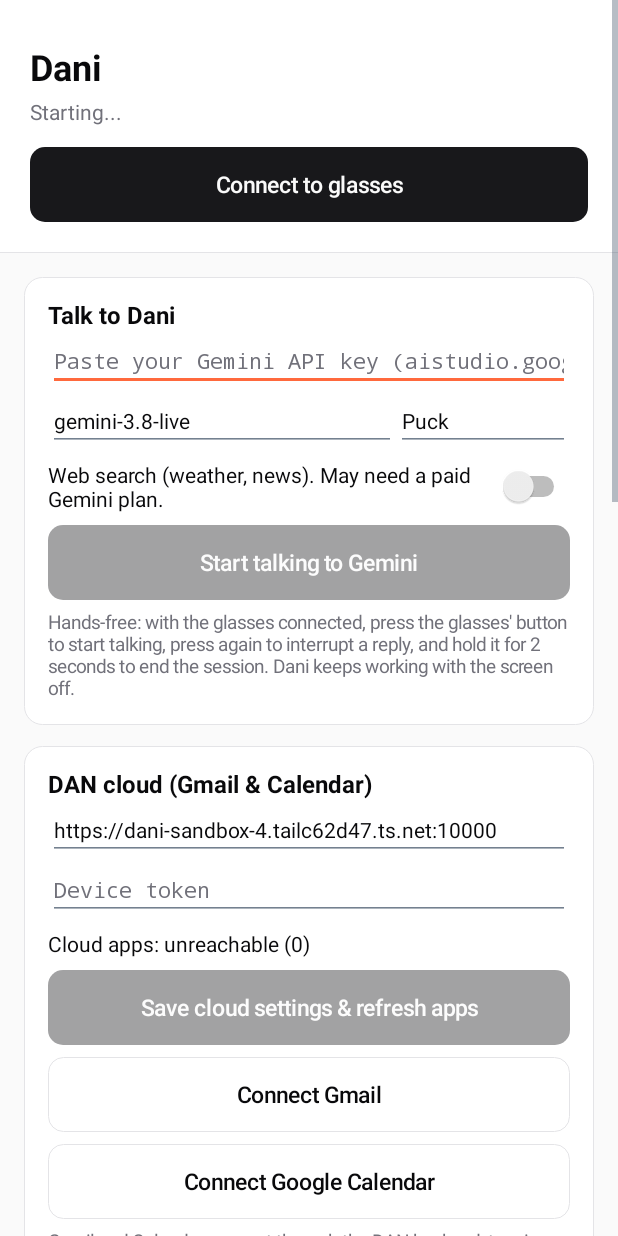
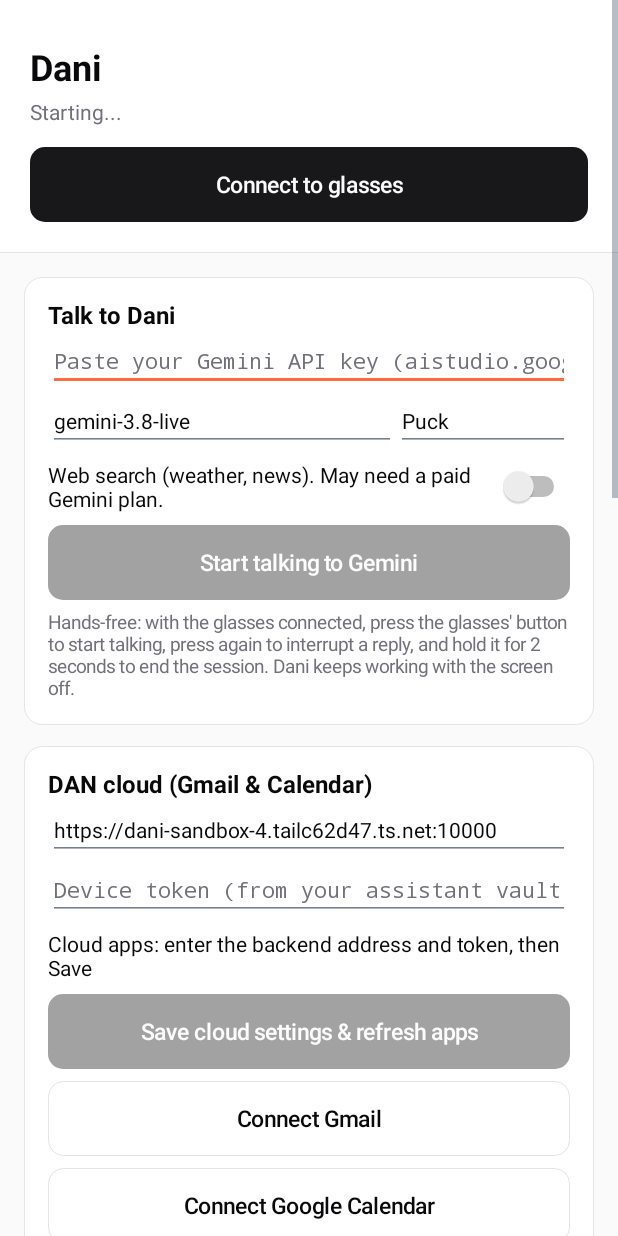
Before and after one commit to Dan-Labs-Agi/Dexi-on-fon, an Android app: the screen it shows after launch (SettingsActivity), after a tap on an icon or button, on a phone screen of 412 x 824 dp. Run offline under Robolectric (Android 15) with nearby library versions, the phone set to English and light mode, and no system bars; 6 statements that could not run were skipped.

Commit message:
Fix log readability, settings auto-save, cloud error guidance
- Log was white text on a near-white card: now light gray on a dark card.
- Settings only saved when specific buttons were tapped; typing a key or
  token and leaving lost it. Both forms now auto-save on leaving Settings.
- Cloud failures showed raw codes; now they say what to do (401 = paste the
  current device token, 0 = enter backend address and token first).
- Apps list no longer shows optional unconnected apps (github) as failures.
- Orb screen detects missing setup and says exactly what to do.
Version 0.2.2 (versionCode 4).

```diff
--- a/app/build.gradle.kts
+++ b/app/build.gradle.kts
@@ -11,8 +11,8 @@ android {
         applicationId = "com.danny.glasses"
         minSdk = 31          // Android 12+: the new Bluetooth permissions
         targetSdk = 34
-        versionCode = 3
-        versionName = "0.2.1"
+        versionCode = 4
+        versionName = "0.2.2"
     }
 
     buildTypes {
--- a/app/src/main/java/com/danny/glasses/MainActivity.kt
+++ b/app/src/main/java/com/danny/glasses/MainActivity.kt
@@ -63,6 +63,7 @@ class MainActivity : Activity(), DaniService.Ui {
         super.onStart()
         bindService(Intent(this, DaniService::class.java), connection, BIND_AUTO_CREATE)
         main.post(stateTicker)
+        onStateChanged()   // pick up anything changed in Settings while we were away
     }
 
     override fun onStop() {
@@ -156,6 +157,9 @@ class MainActivity : Activity(), DaniService.Ui {
 
     // ---------------- state ----------------
 
+    private val hasKey: Boolean
+        get() = KeyStoreSecrets.decrypt(prefs.getString("apiKey", "").orEmpty()).isNotBlank()
+
     private fun updateOrbState() {
         val s = service
         orb.state = when {
@@ -176,6 +180,7 @@ class MainActivity : Activity(), DaniService.Ui {
             s.liveState == DaniService.LiveState.READY && s.speaking -> "Dani is speaking"
             s.liveState == DaniService.LiveState.READY -> "Listening"
             s.liveState == DaniService.LiveState.CONNECTING -> "Connecting to Gemini..."
+            !hasKey -> "Finish setup to start"
             s.glassesConnected -> "Connected to ${s.glassesName ?: "glasses"}"
             s.running -> "Looking for your glasses..."
             else -> "Tap the orb to talk"
@@ -183,6 +188,9 @@ class MainActivity : Activity(), DaniService.Ui {
         hint.text = when {
             s?.liveState == DaniService.LiveState.READY ->
                 "Tap the orb to stop. On the glasses: press to interrupt, hold 2 s to end."
+            !hasKey ->
+                "Tap the gear, paste your Gemini API key, then come back and tap the orb. " +
+                "For Gmail and Calendar, also paste the device token there and tap Save."
             else ->
                 "Tap the orb to start or stop. With the glasses on, press the button to talk, hold 2 s to end."
         }
--- a/app/src/main/java/com/danny/glasses/SettingsActivity.kt
+++ b/app/src/main/java/com/danny/glasses/SettingsActivity.kt
@@ -92,6 +92,13 @@ class SettingsActivity : Activity(), DaniService.Ui {
         bindService(Intent(this, DaniService::class.java), connection, BIND_AUTO_CREATE)
         refreshBattery()
         searchSwitch.isChecked = prefs.getBoolean("search", false)
+    }
+
+    override fun onPause() {
+        super.onPause()
+        // Never lose typed settings: leaving this screen saves both forms.
+        if (::keyField.isInitialized) saveGeminiSettings()
+        if (::backendUrlField.isInitialized) saveCloudSettings()
     }
 
     override fun onStop() {
@@ -265,7 +272,7 @@ class SettingsActivity : Activity(), DaniService.Ui {
         val cloud = section(root, "DAN cloud (Gmail & Calendar)")
         backendUrlField = field("Backend address (https://...)", prefs.getString("backendUrl", BackendTools.DEFAULT_BACKEND_URL))
         cloud.addView(backendUrlField)
-        backendTokenField = field("Device token", KeyStoreSecrets.decrypt(prefs.getString("backendToken", "").orEmpty())).apply {
+        backendTokenField = field("Device token (from your assistant vault)", KeyStoreSecrets.decrypt(prefs.getString("backendToken", "").orEmpty())).apply {
             inputType = android.text.InputType.TYPE_CLASS_TEXT or android.text.InputType.TYPE_TEXT_VARIATION_PASSWORD
         }
         cloud.addView(backendTokenField)
@@ -352,10 +359,10 @@ class SettingsActivity : Activity(), DaniService.Ui {
         logView = TextView(this).apply {
             textSize = 12f
             typeface = Typeface.MONOSPACE
-            setTextColor(ICE)
+            setTextColor(Color.parseColor("#D4D4D8"))
             gravity = Gravity.TOP
             minHeight = dp(140)
-            background = rounded(SUBTLE, 12)
+            background = rounded(Color.parseColor("#09090B"), 12)
             setPadding(dp(12), dp(10), dp(12), dp(10))
             setLineSpacing(0f, 1.15f)
         }
@@ -415,11 +422,17 @@ class SettingsActivity : Activity(), DaniService.Ui {
                     append("Cloud apps: ")
                     for (i in 0 until apps.length()) {
                         val a = apps.getJSONObject(i)
+                        // Optional apps that are not connected (e.g. github) are not problems - skip them.
+                        if (a.optBoolean("optional") && !a.optBoolean("connected")) continue
                         append(a.getString("toolkit")).append(if (a.optBoolean("connected")) " ✓  " else " ✗  ")
                     }
                 }.trimEnd()
             } catch (e: Exception) { "Cloud apps: unreadable response" }
-            else "Cloud apps: " + (if (code == 401) "device token rejected" else "unreachable ($code)")
+            else "Cloud apps: " + when (code) {
+                401 -> "device token rejected - paste the current token, then Save"
+                0 -> "enter the backend address and token, then Save"
+                else -> "unreachable ($code)"
+            }
             runOnUiThread { cloudAppsView.text = label }
         }.start()
     }
@@ -434,7 +447,11 @@ class SettingsActivity : Activity(), DaniService.Ui {
                     startActivity(Intent(Intent.ACTION_VIEW, Uri.parse(url)))
                     cloudAppsView.text = "Cloud apps: finish the sign-in in the browser, then come back and tap Save & refresh."
                 } else {
-                    cloudAppsView.text = "Cloud apps: could not start the $toolkit connection ($code)."
+                    cloudAppsView.text = "Cloud apps: " + when (code) {
+                        401 -> "device token rejected - paste the current token, then Save."
+                        0 -> "enter the backend address and token, then tap Save first."
+                        else -> "could not start the $toolkit connection ($code)."
+                    }
                 }
             }
         }.start()
```
